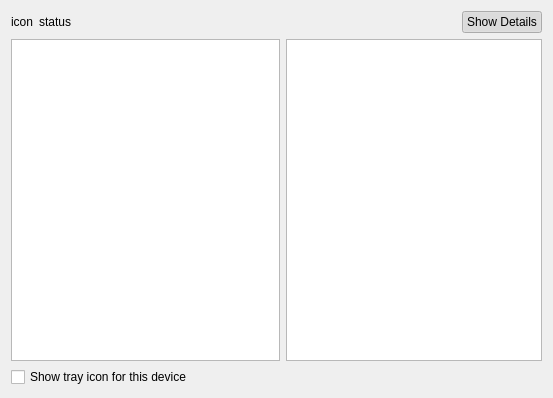
This is qnut/devopt.ui in dosnut/nut as Qt 5 draws it before an edit. The edited form follows.
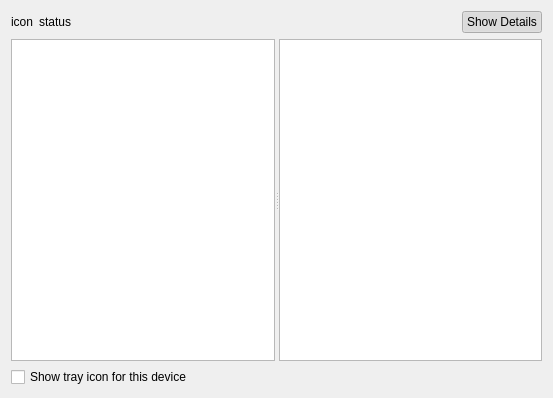
This is the edited form.

Commit message: [QNUT] readded splitter and fixed resize bug

Diff of the .ui file:
```diff
--- a/qnut/devopt.ui
+++ b/qnut/devopt.ui
@@ -58,8 +58,16 @@
     </layout>
    </item>
    <item>
-    <layout class="QHBoxLayout" >
-     <item>
+    <widget class="QSplitter" name="splitter" >
+     <property name="sizePolicy" >
+      <sizepolicy vsizetype="Expanding" hsizetype="Expanding" >
+       <horstretch>0</horstretch>
+       <verstretch>0</verstretch>
+      </sizepolicy>
+     </property>
+     <property name="orientation" >
+      <enum>Qt::Horizontal</enum>
+     </property>
       <widget class="QTreeView" name="environmentTree" >
        <property name="iconSize" >
         <size>
@@ -68,8 +76,6 @@
         </size>
        </property>
       </widget>
-     </item>
-     <item>
       <widget class="QTreeView" name="detailsView" >
        <property name="sizePolicy" >
         <sizepolicy vsizetype="Expanding" hsizetype="Preferred" >
@@ -84,8 +90,7 @@
         <bool>false</bool>
        </property>
       </widget>
-     </item>
-    </layout>
+    </widget>
    </item>
    <item>
     <widget class="QCheckBox" name="showTrayCheck" >
```
Left out of the diff: 12 changed lines with no effect on the pictures. Lines whose indentation alone changed are shown as unchanged.
